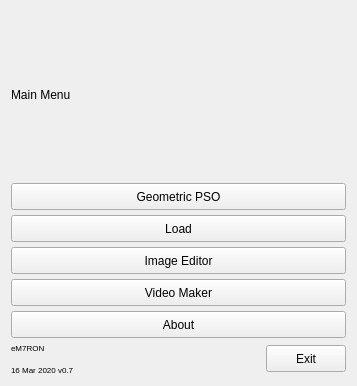
eM7RON/ImageEvo, file ui/main_menu_ui.ui: the form before one commit.
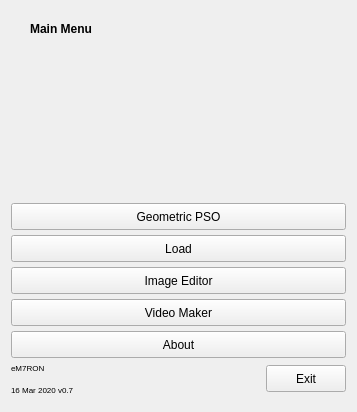
The form after the commit. Icons and pictures are not drawn.

What changed in the file:
```diff
--- a/ui/main_menu_ui.ui
+++ b/ui/main_menu_ui.ui
@@ -7,7 +7,7 @@
     <x>0</x>
     <y>0</y>
     <width>357</width>
-    <height>386</height>
+    <height>412</height>
    </rect>
   </property>
   <property name="sizePolicy">
@@ -19,13 +19,13 @@
   <property name="minimumSize">
    <size>
     <width>357</width>
-    <height>386</height>
+    <height>412</height>
    </size>
   </property>
   <property name="maximumSize">
    <size>
     <width>357</width>
-    <height>386</height>
+    <height>412</height>
    </size>
   </property>
   <property name="sizeIncrement">
@@ -44,11 +44,107 @@
    <item>
     <layout class="QVBoxLayout" name="verticalLayout">
      <item>
-      <widget class="QLabel" name="label">
-       <property name="text">
-        <string>Main Menu</string>
-       </property>
-      </widget>
+      <layout class="QHBoxLayout" name="horizontalLayout_3">
+       <item>
+        <widget class="QLabel" name="label">
+         <property name="minimumSize">
+          <size>
+           <width>100</width>
+           <height>27</height>
+          </size>
+         </property>
+         <property name="maximumSize">
+          <size>
+           <width>100</width>
+           <height>27</height>
+          </size>
+         </property>
+         <property name="text">
+          <string>&lt;html&gt;&lt;head/&gt;&lt;body&gt;&lt;p&gt;&lt;span style=&quot; font-weight:600;&quot;&gt;Main Menu&lt;/span&gt;&lt;/p&gt;&lt;/body&gt;&lt;/html&gt;</string>
+         </property>
+         <property name="alignment">
+          <set>Qt::AlignCenter</set>
+         </property>
+        </widget>
+       </item>
+       <item>
+        <spacer name="horizontalSpacer_4">
+         <property name="orientation">
+          <enum>Qt::Horizontal</enum>
+         </property>
+         <property name="sizeHint" stdset="0">
+          <size>
+           <width>40</width>
+           <height>20</height>
+          </size>
+         </property>
+        </spacer>
+       </item>
+      </layout>
+     </item>
+     <item>
+      <layout class="QHBoxLayout" name="horizontalLayout_2">
+       <item>
+        <spacer name="horizontalSpacer_2">
+         <property name="orientation">
+          <enum>Qt::Horizontal</enum>
+         </property>
+         <property name="sizeHint" stdset="0">
+          <size>
+           <width>40</width>
+           <height>20</height>
+          </size>
+         </property>
+        </spacer>
+       </item>
+       <item>
+        <widget class="QLabel" name="img_widget">
+         <property name="sizePolicy">
+          <sizepolicy hsizetype="Fixed" vsizetype="Fixed">
+           <horstretch>0</horstretch>
+           <verstretch>0</verstretch>
+          </sizepolicy>
+         </property>
+         <property name="minimumSize">
+          <size>
+           <width>150</width>
+           <height>150</height>
+          </size>
+         </property>
+         <property name="maximumSize">
+          <size>
+           <width>150</width>
+           <height>150</height>
+          </size>
+         </property>
+         <property name="text">
+          <string/>
+         </property>
+         <property name="pixmap">
+          <pixmap>../img/gfx/alg_img.svg</pixmap>
+         </property>
+         <property name="scaledContents">
+          <bool>true</bool>
+         </property>
+         <property name="alignment">
+          <set>Qt::AlignCenter</set>
+         </property>
+        </widget>
+       </item>
+       <item>
+        <spacer name="horizontalSpacer_3">
+         <property name="orientation">
+          <enum>Qt::Horizontal</enum>
+         </property>
+         <property name="sizeHint" stdset="0">
+          <size>
+           <width>40</width>
+           <height>20</height>
+          </size>
+         </property>
+        </spacer>
+       </item>
+      </layout>
      </item>
      <item>
       <widget class="QPushButton" name="gpso_button">
```
